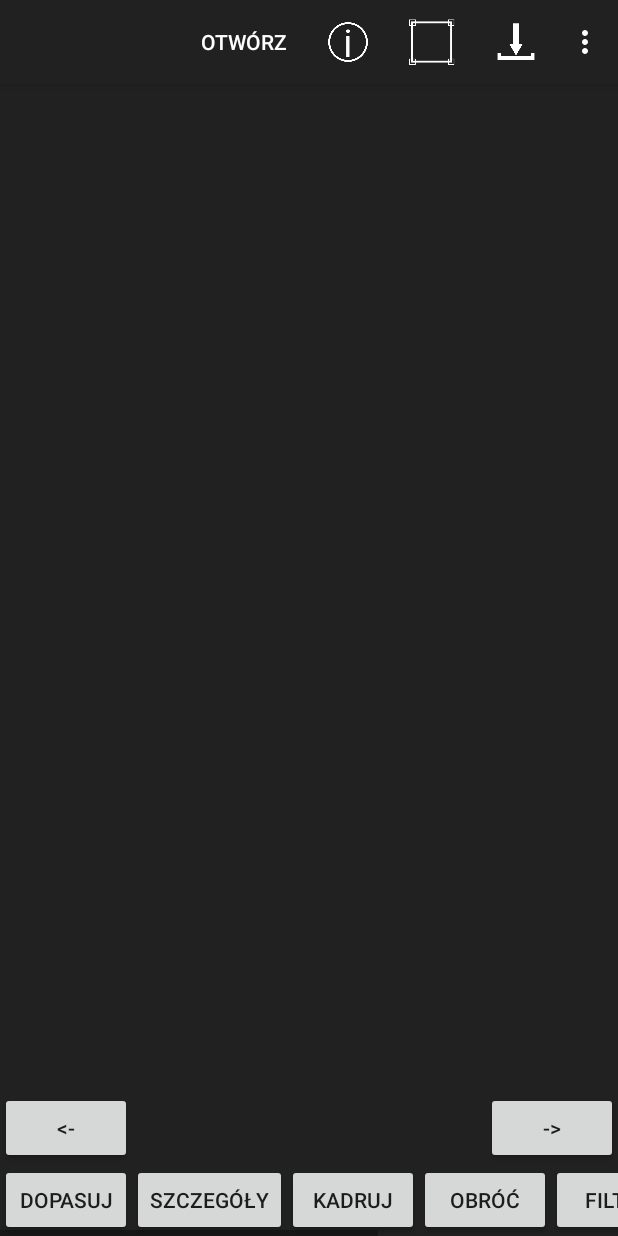
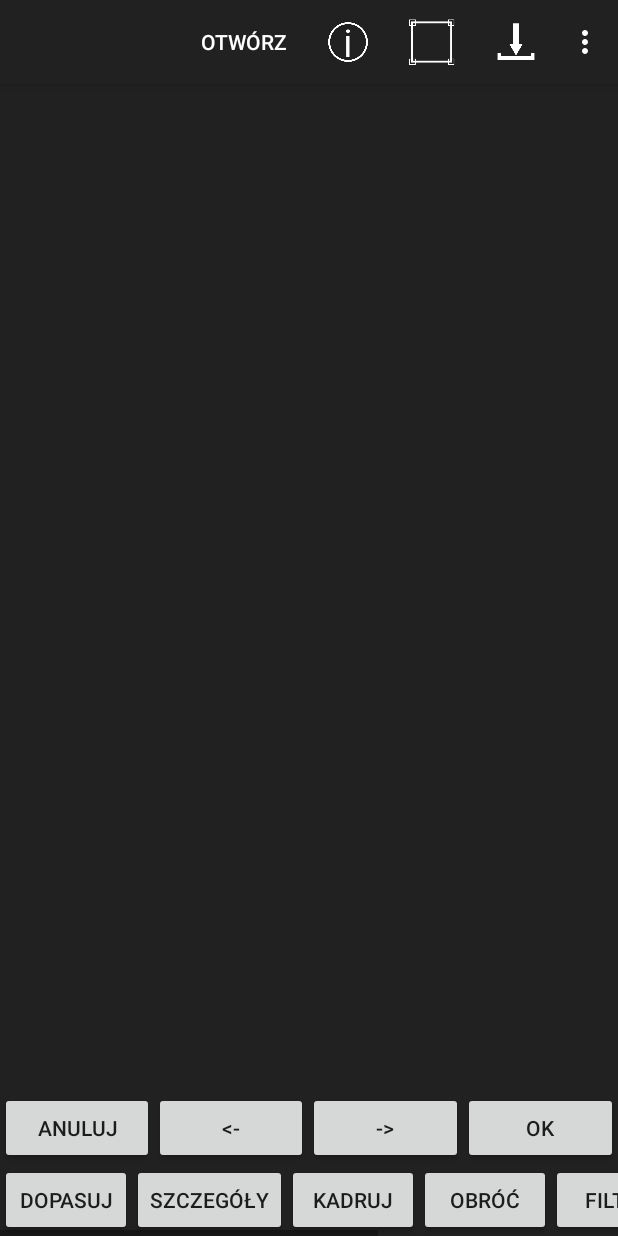
Before and after one commit to pgruszczynski93/FEDI, an Android app: the Editor screen opened directly, with no data from a screen before it, on a phone screen of 412 x 824 dp. Run offline under Robolectric (Android 15) with nearby library versions, the phone set to English and light mode, and no system bars.

Commit message:
Ok/cancel button added - working

```diff
--- a/FEDI/app/src/main/java/com/example/przemek/fedi/Editor.java
+++ b/FEDI/app/src/main/java/com/example/przemek/fedi/Editor.java
@@ -365,8 +365,6 @@ public class Editor extends AppCompatActivity {
          * Pobranie intencji i sprawedzenie czy posiada dodatkowe argumenty w celu przeprowadzenia odpowiednich akcji
          */
         _launchedIntent = getIntent();
-        // resetowanie slidera do nowych wartosci po kazdym nowym wczyraniu zdjecia
-        // *******************
         if(_launchedIntent.hasExtra("IMAGE_TAKEN")) LoadImageFromCamera();
         else OpenImageBrowser();
     }
--- a/FEDI/app/src/main/res/layout/activity_editor.xml
+++ b/FEDI/app/src/main/res/layout/activity_editor.xml
@@ -83,6 +83,7 @@
             android:id="@+id/bottomButtonsLayout"
             android:layout_width="wrap_content"
             android:layout_height="match_parent"
+            android:background="@color/colorPrimary"
             android:orientation="horizontal">
 
             <Button
@@ -134,23 +135,55 @@
         </LinearLayout>
         </HorizontalScrollView>
 
+    <LinearLayout
+        android:id="@+id/bottomMenuLayout"
+        android:layout_width="wrap_content"
+        android:layout_height="wrap_content"
+        android:layout_above="@+id/bottomScrollPanel"
+        android:layout_alignParentEnd="true"
+        android:layout_alignParentStart="true"
+        android:background="@color/colorPrimary"
+        android:orientation="horizontal">
+
+        <Button
+            android:id="@+id/cancelButton"
+            android:layout_width="wrap_content"
+            android:layout_height="wrap_content"
+            android:layout_above="@+id/bottomScrollPanel"
+            android:layout_alignParentEnd="true"
+            android:layout_weight="1"
+            android:text="Anuluj" />
+
         <Button
             android:id="@+id/histBackButton"
             android:layout_width="wrap_content"
             android:layout_height="wrap_content"
+            android:layout_above="@+id/bottomScrollPanel"
+            android:layout_toEndOf="@+id/confirmButton"
+            android:layout_weight="1"
             android:elevation="0dp"
-        android:text="@string/hist_backbutton"
-        android:layout_above="@+id/bottomScrollPanel"
-        android:layout_alignParentStart="true" />
+            android:text="@string/hist_backbutton" />
 
         <Button
             android:id="@+id/histNextButton"
             android:layout_width="wrap_content"
             android:layout_height="wrap_content"
-        android:layout_above="@+id/bottomScrollPanel"
-        android:layout_alignParentEnd="true"
+            android:layout_alignBaseline="@+id/histBackButton"
+            android:layout_alignBottom="@+id/histBackButton"
+            android:layout_toStartOf="@+id/cancelButton"
+            android:layout_weight="1"
             android:elevation="0dp"
             android:text="@string/hist_nextbutton" />
+
+        <Button
+            android:id="@+id/confirmButton"
+            android:layout_width="wrap_content"
+            android:layout_height="wrap_content"
+            android:layout_above="@+id/bottomScrollPanel"
+            android:layout_alignParentStart="true"
+            android:layout_weight="1"
+            android:text="OK" />
+    </LinearLayout>
 
     <!--
     <Button
```
Lines whose indentation alone changed are shown as unchanged.
